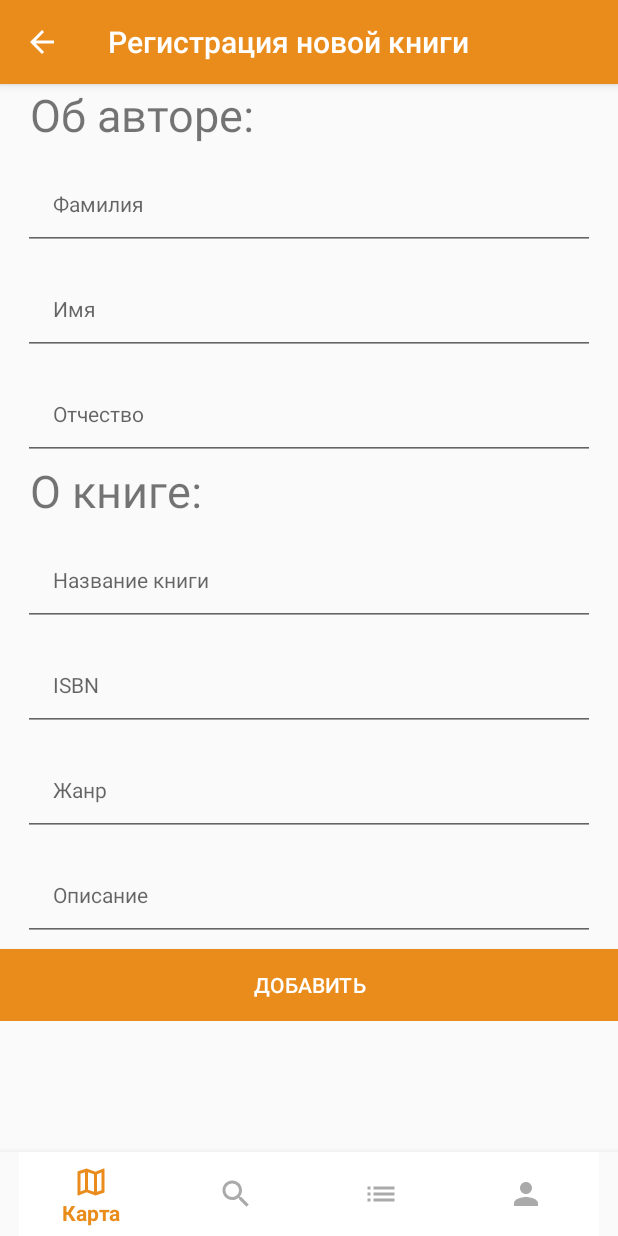
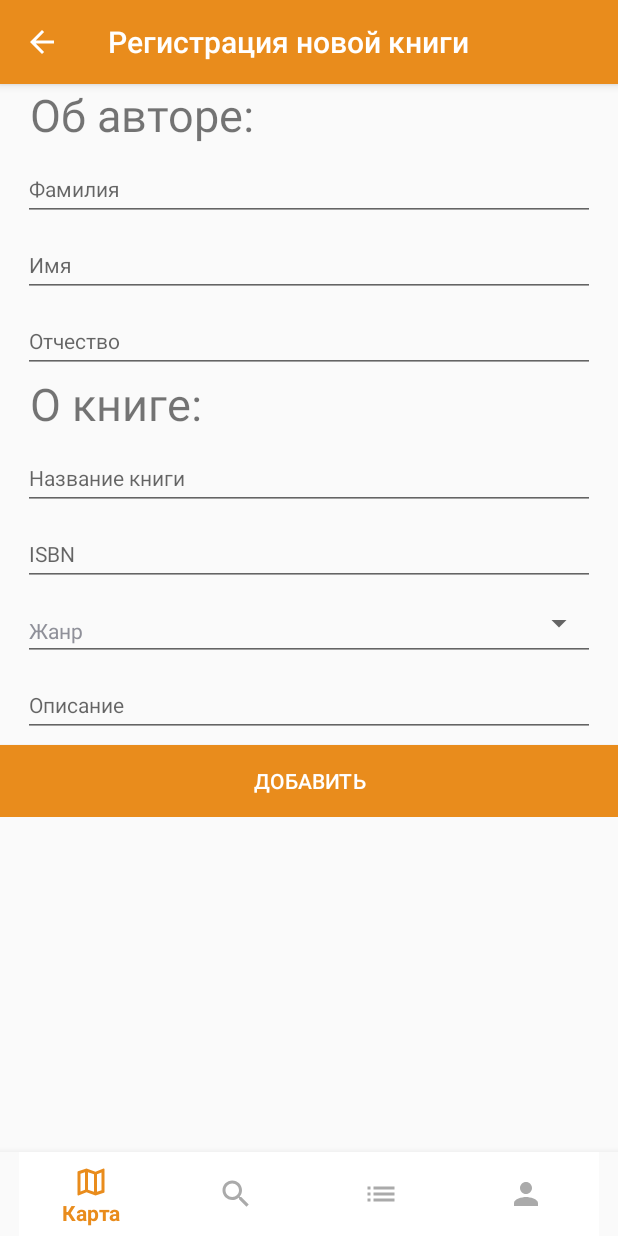
Before and after one commit to diedino/BookCrossing, an Android app: the fragment AddNewBookFragment placed in its activity, on a phone screen of 412 x 824 dp. Run offline under Robolectric (Android 15) with nearby library versions, the phone set to English and light mode, and no system bars; Roboto replaces fonts that are not available here.

Commit message:
design of add book is complited

```diff
--- a/app/src/main/java/krasnov/bookcrossing/AddNewBookFragment.java
+++ b/app/src/main/java/krasnov/bookcrossing/AddNewBookFragment.java
@@ -9,6 +9,8 @@ import android.support.v4.app.FragmentTransaction;
 import android.view.LayoutInflater;
 import android.view.View;
 import android.view.ViewGroup;
+import android.widget.ArrayAdapter;
+import android.widget.Spinner;
 import android.widget.Toolbar;
 
 public class AddNewBookFragment extends Fragment {
@@ -40,5 +42,10 @@ public class AddNewBookFragment extends Fragment {
                 transaction.add(R.id.fragment_container, fragment).commit();
             }
         });
+        Spinner spinner = (Spinner)getView().findViewById(R.id.genre_spinner);
+        ArrayAdapter adapter = ArrayAdapter.createFromResource(getActivity().getApplicationContext(),
+                R.array.genre_array, R.layout.spinner_item);
+        adapter.setDropDownViewResource(R.layout.spinner_dropdown_item);
+        spinner.setAdapter(adapter);
     }
 }
--- a/app/src/main/res/layout/fragment_addnewbook.xml
+++ b/app/src/main/res/layout/fragment_addnewbook.xml
@@ -34,7 +34,6 @@
             android:layout_marginLeft="15dp"
             android:layout_marginRight="15dp"
             android:hint="Фамилия"
-            android:padding="20dp"
             android:textSize="14sp" />
     </android.support.design.widget.TextInputLayout>
 
@@ -52,7 +51,6 @@
             android:layout_marginLeft="15dp"
             android:layout_marginRight="15dp"
             android:hint="Имя"
-            android:padding="20dp"
             android:textSize="14sp" />
     </android.support.design.widget.TextInputLayout>
 
@@ -70,7 +68,6 @@
             android:layout_marginLeft="15dp"
             android:layout_marginRight="15dp"
             android:hint="Отчество"
-            android:padding="20dp"
             android:textSize="14sp" />
     </android.support.design.widget.TextInputLayout>
 
@@ -97,7 +94,6 @@
             android:layout_marginLeft="15dp"
             android:layout_marginRight="15dp"
             android:hint="Название книги"
-            android:padding="20dp"
             android:textSize="14sp" />
     </android.support.design.widget.TextInputLayout>
 
@@ -115,33 +111,25 @@
             android:layout_marginLeft="15dp"
             android:layout_marginRight="15dp"
             android:hint="ISBN"
-            android:padding="20dp"
             android:textSize="14sp" />
     </android.support.design.widget.TextInputLayout>
 
-    <android.support.design.widget.TextInputLayout
-        android:id="@+id/rTextGenre"
-        android:layout_width="match_parent"
+        <Spinner
+            android:id="@+id/genre_spinner"
+            style="@style/Widget.AppCompat.Spinner.Underlined"
+            android:layout_width="fill_parent"
             android:layout_height="wrap_content"
-        android:layout_below="@+id/rTextISBN">
-
-
-        <EditText
-            android:id="@+id/rGenre"
-            android:layout_width="match_parent"
-            android:layout_height="wrap_content"
+            android:layout_below="@+id/rTextISBN"
             android:layout_marginLeft="15dp"
             android:layout_marginRight="15dp"
-            android:hint="Жанр"
-            android:padding="20dp"
-            android:textSize="14sp" />
-    </android.support.design.widget.TextInputLayout>
+            android:entries="@array/genre_array"
+            android:paddingTop="20dp" />
 
         <android.support.design.widget.TextInputLayout
         android:id="@+id/rTextDescription"
         android:layout_width="match_parent"
         android:layout_height="wrap_content"
-        android:layout_below="@+id/rTextGenre">
+        android:layout_below="@+id/genre_spinner">
 
 
             <EditText
@@ -151,7 +139,6 @@
                 android:layout_marginLeft="15dp"
                 android:layout_marginRight="15dp"
                 android:hint="Описание"
-            android:padding="20dp"
                 android:textSize="14sp" />
     </android.support.design.widget.TextInputLayout>
 
--- /dev/null
+++ b/app/src/main/res/layout/spinner_dropdown_item.xml
@@ -0,0 +1,8 @@
+<?xml version="1.0" encoding="utf-8"?>
+<CheckedTextView xmlns:android="http://schemas.android.com/apk/res/android"
+    android:id="@android:id/text1"
+    style="?android:attr/spinnerDropDownItemStyle"
+    android:layout_width="match_parent"
+    android:layout_height="?android:attr/listPreferredItemHeight"
+    android:ellipsize="marquee"
+    android:textColor="@android:color/black"/>
--- /dev/null
+++ b/app/src/main/res/layout/spinner_item.xml
@@ -0,0 +1,5 @@
+<TextView xmlns:android="http://schemas.android.com/apk/res/android"
+    android:id="@android:id/text1"
+    android:layout_width="match_parent"
+    android:layout_height="wrap_content"
+    android:textSize="14sp" />
--- a/app/src/main/res/values/strings.xml
+++ b/app/src/main/res/values/strings.xml
@@ -3,4 +3,15 @@
 
     <!-- TODO: Remove or change this placeholder text -->
     <string name="hello_blank_fragment">Hello blank fragment</string>
+
+    <string-array name="genre_array">
+        <item>Жанр</item>
+        <item>Эпос</item>
+        <item>Лирика</item>
+        <item>Драма</item>
+        <item>Публицистика</item>
+        <item>Наука</item>
+        <item>Образование</item>
+        <item>Компьютеры</item>
+    </string-array>
 </resources>
```
Lines whose indentation alone changed are shown as unchanged.
